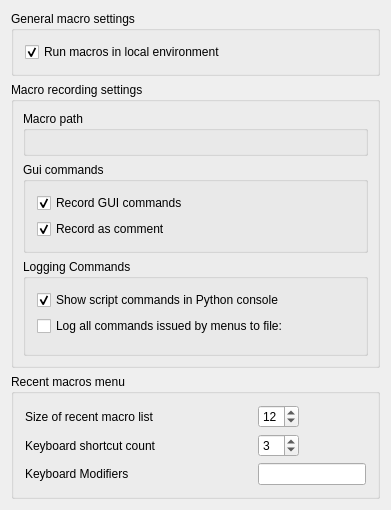
Above: src/Gui/PreferencePages/DlgSettingsMacro.ui from southseact-3d/fcd before the change. Below: the same form after it.
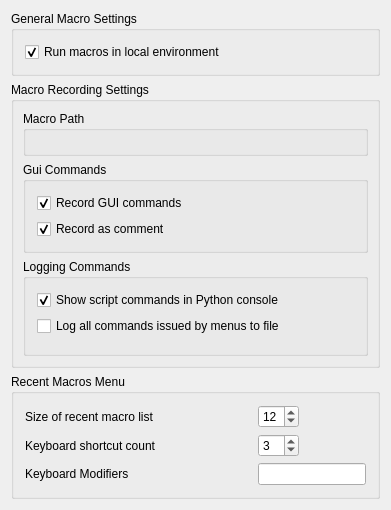
That is the form after the change. Custom widgets are drawn as their Qt base class.

What changed in the file:
```diff
--- a/src/Gui/PreferencePages/DlgSettingsMacro.ui
+++ b/src/Gui/PreferencePages/DlgSettingsMacro.ui
@@ -17,7 +17,7 @@
    <item row="0" column="0">
     <widget class="QGroupBox" name="groupBox">
      <property name="title">
-      <string>General macro settings</string>
+      <string>General Macro Settings</string>
      </property>
      <layout class="QGridLayout" name="gridLayout">
       <item row="0" column="0">
@@ -45,7 +45,7 @@
    <item row="1" column="0">
     <widget class="QGroupBox" name="GroupBox6">
      <property name="title">
-      <string>Macro recording settings</string>
+      <string>Macro Recording Settings</string>
      </property>
      <layout class="QGridLayout">
       <property name="leftMargin">
@@ -66,7 +66,7 @@
       <item row="0" column="0">
        <widget class="QGroupBox" name="GroupBox8">
         <property name="title">
-         <string>Macro path</string>
+         <string>Macro Path</string>
         </property>
         <layout class="QGridLayout">
          <property name="leftMargin">
@@ -106,7 +106,7 @@
      <item row="1" column="0">
        <widget class="QGroupBox" name="GroupBox7">
         <property name="title">
-         <string>Gui commands</string>
+         <string>Gui Commands</string>
         </property>
         <layout class="QGridLayout">
          <property name="leftMargin">
@@ -208,7 +208,7 @@
          <item>
           <widget class="Gui::PrefCheckBox" name="FileLogCheckBox">
            <property name="text">
-            <string>Log all commands issued by menus to file:</string>
+            <string>Log all commands issued by menus to file</string>
            </property>
            <property name="prefEntry" stdset="0">
             <cstring>ScriptToFile</cstring>
@@ -240,7 +240,7 @@
    <item row="2" column="0">
    <widget class="QGroupBox" name="recentmacrosgroupBox">
     <property name="title">
-     <string>Recent macros menu</string>
+     <string>Recent Macros Menu</string>
     </property>
     <layout class="QGridLayout" name="recentmacrosgridLayout">
      <item row="0" column="0">
```
